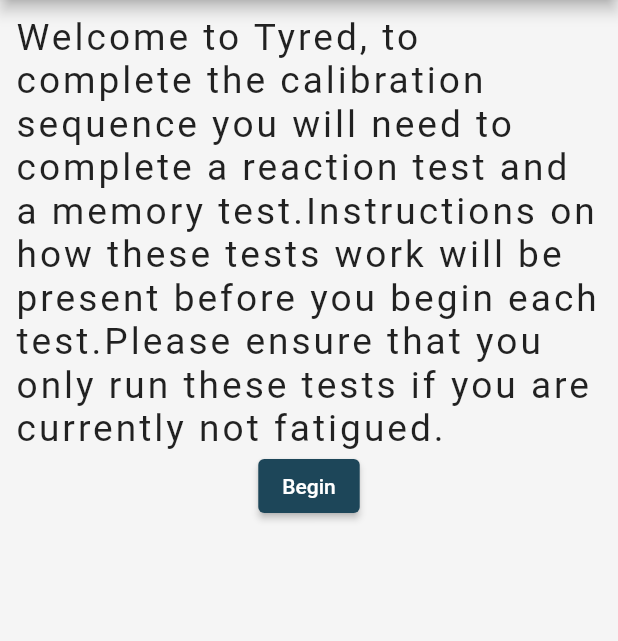
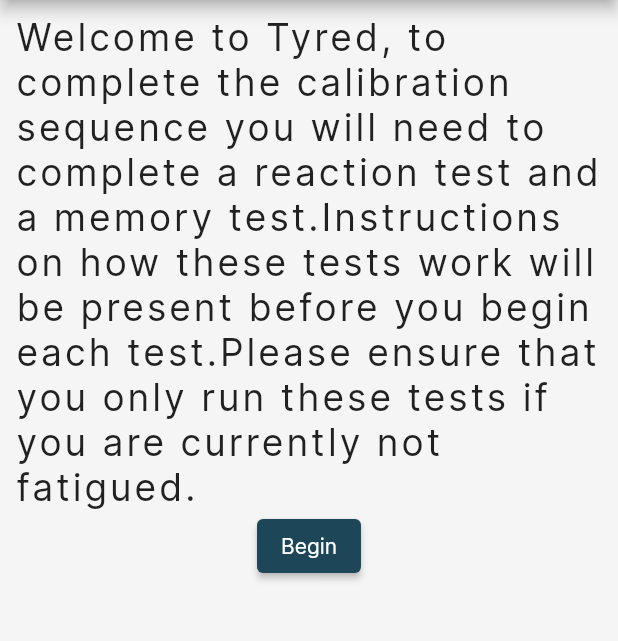
Before and after one commit to FalconLuma/-DECO38010--VillersBoysII, a Flutter app: the screen it shows after launch, on a phone screen of 412 x 824 dp, the part 84-725 px from its top. Run offline on Flutter 3.47's test engine with Material 2 defaults, Android fonts, the phone set to English and light mode, and no system bars; our stand-ins replace shared_preferences, vibration.

Commit message:
added Inter font form hiFed, update loading

```diff
--- a/villers_boys_ii/lib/main.dart
+++ b/villers_boys_ii/lib/main.dart
@@ -62,8 +62,10 @@
                   "TYRED",
                   style: TextStyle(
                     color: darkBlue,
-                    fontSize: 30,
-                    fontWeight: FontWeight.bold
+                    fontSize: 50,
+                    fontWeight: FontWeight.w700,
+                    fontStyle: FontStyle.italic,
+                    fontFamily: 'Inter',
                   ),
                 )
               ],
@@ -78,6 +80,7 @@
         theme: ThemeData(
           primarySwatch: primary,
           scaffoldBackgroundColor: neutral,
+          fontFamily: 'Inter',
           appBarTheme: const AppBarTheme(
               backgroundColor: Colors.white,
               titleTextStyle: TextStyle(
```
Also changed, not shown: villers_boys_ii/pubspec.yaml (+9 -0 lines), villers_boys_ii/fonts/Inter-Bold.ttf (added), villers_boys_ii/fonts/Inter-Regular.ttf (added), villers_boys_ii/fonts/Inter-SemiBold.ttf (added), villers_boys_ii/fonts/Inter-VariableFont_slnt,wght.ttf (added).
